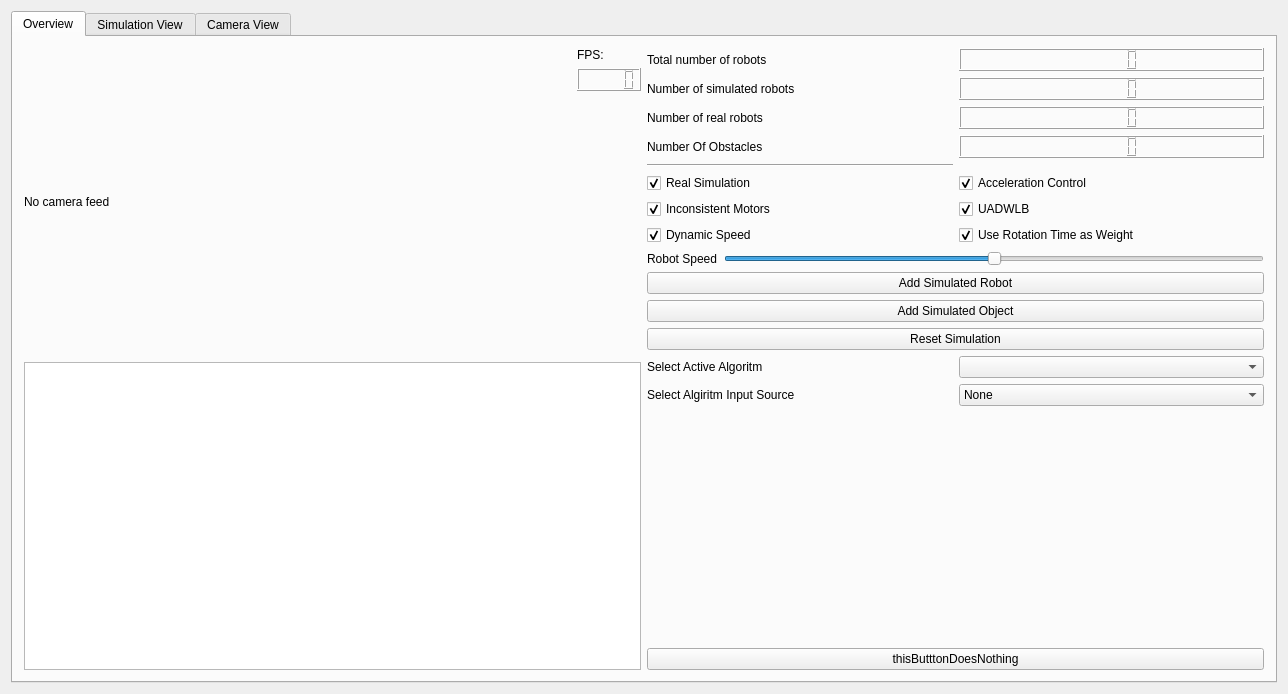
First picture: the form in Server-application/user_interface/mainwindow.ui, repository RemcoMusic/Server-application, before the edit.
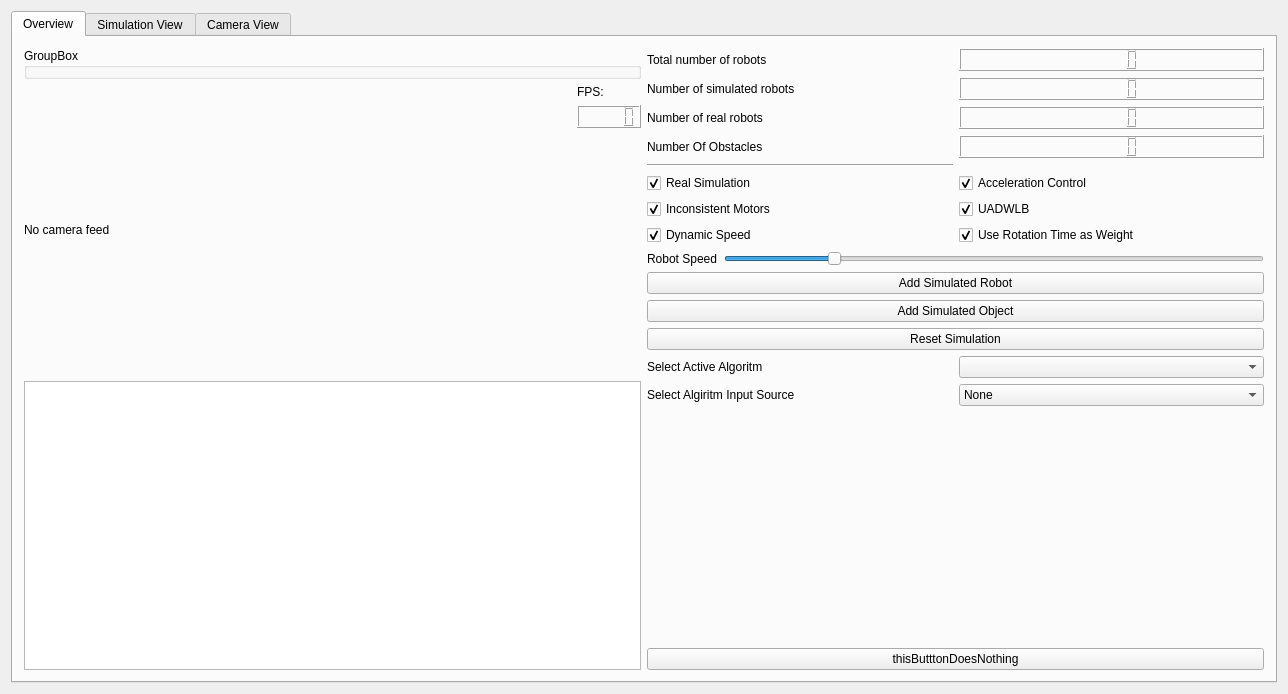
Second picture: the form after the edit.

```diff
--- a/Server-application/user_interface/mainwindow.ui
+++ b/Server-application/user_interface/mainwindow.ui
@@ -27,6 +27,13 @@
        <layout class="QHBoxLayout" name="horizontalLayout">
         <item>
          <layout class="QVBoxLayout" name="verticalLayout_2">
+          <item>
+           <widget class="QGroupBox" name="groupBox">
+            <property name="title">
+             <string>GroupBox</string>
+            </property>
+           </widget>
+          </item>
           <item>
            <layout class="QHBoxLayout" name="horizontalLayout_4">
             <item>
@@ -211,7 +218,7 @@
             <item row="0" column="1">
              <widget class="QSlider" name="SliderRobotSpeed">
               <property name="maximum">
-               <number>100</number>
+               <number>255</number>
               </property>
               <property name="value">
                <number>50</number>
```
